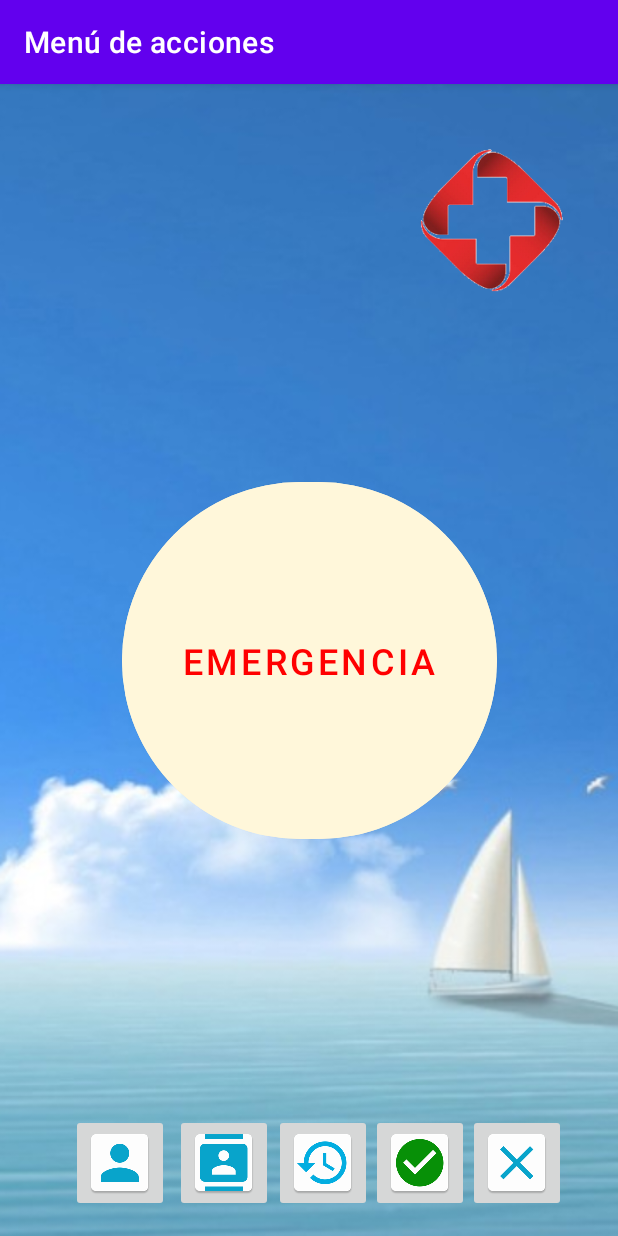
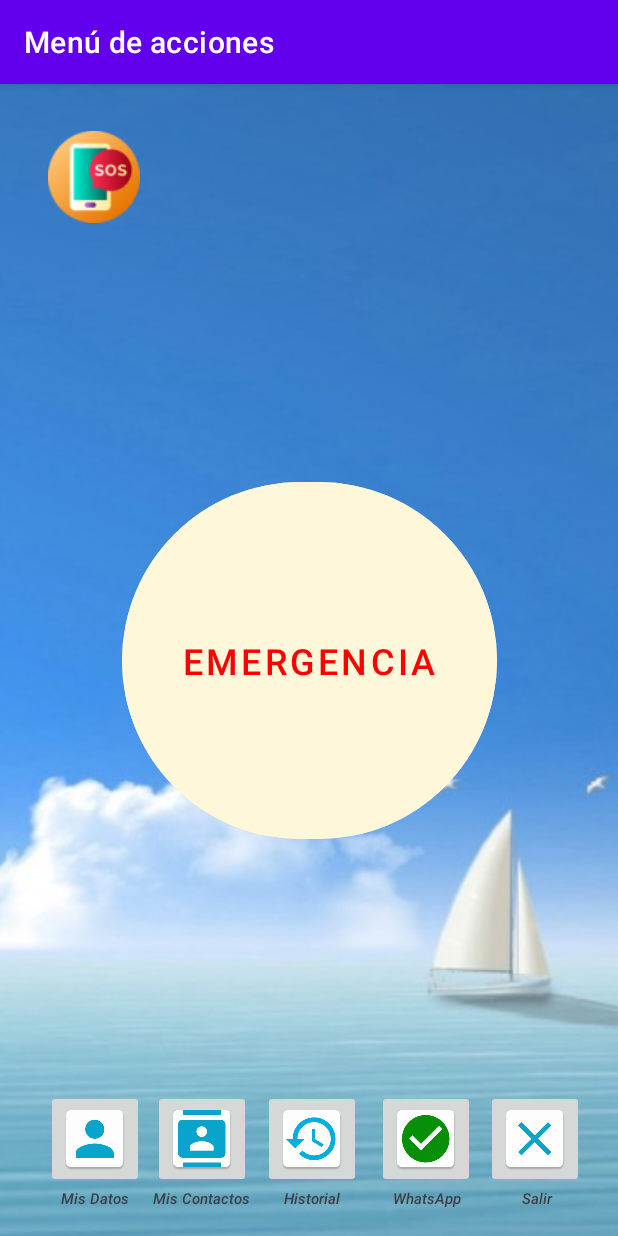
Before and after one commit to wiltrovira/HackatonUPB2021, an Android app: the HomeActivity screen opened directly, with no data from a screen before it, on a phone screen of 412 x 824 dp. Run offline under Robolectric (Android 15) with nearby library versions, the phone set to English and light mode, and no system bars.

Commit message:
activity_home.xml. Adición de texto a imágenes y cambio de logo

```diff
--- a/app/src/main/res/layout/activity_home.xml
+++ b/app/src/main/res/layout/activity_home.xml
@@ -34,85 +34,167 @@
         app:layout_constraintTop_toTopOf="parent" />
 
     <ImageButton
-        android:id="@+id/btn_logout"
+        android:id="@+id/btn_estadoSalud"
         android:layout_width="65dp"
         android:layout_height="65dp"
-        android:layout_alignParentEnd="true"
+        android:layout_marginStart="16dp"
+        android:layout_marginEnd="16dp"
         app:layout_constraintBottom_toBottomOf="parent"
         app:layout_constraintEnd_toEndOf="parent"
-        app:layout_constraintHorizontal_bias="0.94"
+        app:layout_constraintHorizontal_bias="0.506"
         app:layout_constraintStart_toStartOf="parent"
         app:layout_constraintTop_toTopOf="parent"
-        app:layout_constraintVertical_bias="1.0"
-        app:srcCompat="@mipmap/ic_logout"
-        tools:ignore="SpeakableTextPresentCheck,ImageContrastCheck" />
+        app:layout_constraintVertical_bias="0.976"
+        app:srcCompat="@mipmap/ic_historial"
+        tools:ignore="SpeakableTextPresentCheck,ImageContrastCheck"
+        tools:srcCompat="@mipmap/ic_historial" />
 
     <ImageButton
         android:id="@+id/btn_misContactos"
         android:layout_width="65dp"
         android:layout_height="65dp"
+        android:layout_marginStart="8dp"
+        android:layout_marginEnd="8dp"
         app:layout_constraintBottom_toBottomOf="parent"
         app:layout_constraintEnd_toEndOf="parent"
-        app:layout_constraintHorizontal_bias="0.32"
+        app:layout_constraintHorizontal_bias="0.262"
         app:layout_constraintStart_toStartOf="parent"
         app:layout_constraintTop_toTopOf="parent"
-        app:layout_constraintVertical_bias="1.0"
+        app:layout_constraintVertical_bias="0.976"
         app:srcCompat="@mipmap/ic_contactos"
         tools:ignore="ImageContrastCheck,SpeakableTextPresentCheck" />
-
-    <ImageButton
-        android:id="@+id/btn_estadoSalud"
-        android:layout_width="65dp"
-        android:layout_height="65dp"
-        app:layout_constraintBottom_toBottomOf="parent"
-        app:layout_constraintEnd_toEndOf="parent"
-        app:layout_constraintHorizontal_bias="0.529"
-        app:layout_constraintStart_toStartOf="parent"
-        app:layout_constraintTop_toTopOf="parent"
-        app:layout_constraintVertical_bias="1.0"
-        app:srcCompat="@mipmap/ic_historial"
-        tools:ignore="SpeakableTextPresentCheck,ImageContrastCheck"
-        tools:srcCompat="@mipmap/ic_historial" />
-
-    <ImageButton
-        android:id="@+id/btn_misDatos"
-        android:layout_width="65dp"
-        android:layout_height="65dp"
-        app:layout_constraintBottom_toBottomOf="parent"
-        app:layout_constraintEnd_toEndOf="parent"
-        app:layout_constraintHorizontal_bias="0.099"
-        app:layout_constraintStart_toStartOf="parent"
-        app:layout_constraintTop_toTopOf="parent"
-        app:layout_constraintVertical_bias="1.0"
-        app:srcCompat="@mipmap/ic_misdata"
-        tools:ignore="SpeakableTextPresentCheck,ImageContrastCheck"
-        android:contentDescription="TODO" />
 
     <ImageButton
         android:id="@+id/btn_whatsapp"
         android:layout_width="65dp"
         android:layout_height="65dp"
         android:layout_alignParentStart="true"
+        android:layout_marginStart="16dp"
+        android:layout_marginEnd="16dp"
         app:layout_constraintBottom_toBottomOf="parent"
         app:layout_constraintEnd_toEndOf="parent"
-        app:layout_constraintHorizontal_bias="0.736"
+        app:layout_constraintHorizontal_bias="0.775"
         app:layout_constraintStart_toStartOf="parent"
         app:layout_constraintTop_toTopOf="parent"
-        app:layout_constraintVertical_bias="1.0"
+        app:layout_constraintVertical_bias="0.976"
         app:srcCompat="@mipmap/ic_whatsapp"
+        tools:ignore="SpeakableTextPresentCheck,ImageContrastCheck" />
+
+    <ImageButton
+        android:id="@+id/btn_logout"
+        android:layout_width="65dp"
+        android:layout_height="65dp"
+        android:layout_alignParentEnd="true"
+        android:layout_marginStart="16dp"
+        app:layout_constraintBottom_toBottomOf="parent"
+        app:layout_constraintEnd_toEndOf="parent"
+        app:layout_constraintHorizontal_bias="0.978"
+        app:layout_constraintStart_toStartOf="parent"
+        app:layout_constraintTop_toTopOf="parent"
+        app:layout_constraintVertical_bias="0.976"
+        app:srcCompat="@mipmap/ic_logout"
+        tools:ignore="SpeakableTextPresentCheck,ImageContrastCheck" />
+
+    <ImageButton
+        android:id="@+id/btn_misDatos"
+        android:layout_width="65dp"
+        android:layout_height="65dp"
+        android:layout_marginEnd="16dp"
+        android:contentDescription="TODO"
+        app:layout_constraintBottom_toBottomOf="parent"
+        app:layout_constraintEnd_toEndOf="parent"
+        app:layout_constraintHorizontal_bias="0.048"
+        app:layout_constraintStart_toStartOf="parent"
+        app:layout_constraintTop_toTopOf="parent"
+        app:layout_constraintVertical_bias="0.976"
+        app:srcCompat="@mipmap/ic_misdata"
         tools:ignore="SpeakableTextPresentCheck,ImageContrastCheck" />
 
     <ImageView
         android:id="@+id/imageView3"
-        android:layout_width="137dp"
-        android:layout_height="145dp"
+        android:layout_width="61dp"
+        android:layout_height="61dp"
+        android:layout_marginStart="16dp"
         app:layout_constraintBottom_toBottomOf="parent"
-        app:layout_constraintEnd_toEndOf="parent"
-        app:layout_constraintHorizontal_bias="1.0"
         app:layout_constraintStart_toStartOf="parent"
         app:layout_constraintTop_toTopOf="parent"
-        app:layout_constraintVertical_bias="0.0"
-        app:srcCompat="@drawable/logo256x256" />
+        app:layout_constraintVertical_bias="0.023"
+        app:srcCompat="@mipmap/sosfinder" />
+
+    <TextView
+        android:id="@+id/textView3"
+        android:layout_width="65dp"
+        android:layout_height="13dp"
+        android:fontFamily="sans-serif-light"
+        android:text="Mis Datos"
+        android:textAlignment="center"
+        android:textColor="#3B3D43"
+        android:textSize="10sp"
+        android:textStyle="bold|italic"
+        app:layout_constraintEnd_toEndOf="parent"
+        app:layout_constraintHorizontal_bias="0.045"
+        app:layout_constraintStart_toStartOf="parent"
+        app:layout_constraintTop_toBottomOf="@+id/btn_misDatos" />
+
+    <TextView
+        android:id="@+id/textView4"
+        android:layout_width="65dp"
+        android:layout_height="13dp"
+        android:fontFamily="sans-serif-light"
+        android:text="Mis Contactos"
+        android:textAlignment="center"
+        android:textColor="#3B3D43"
+        android:textSize="10sp"
+        android:textStyle="bold|italic"
+        app:layout_constraintEnd_toEndOf="parent"
+        app:layout_constraintHorizontal_bias="0.271"
+        app:layout_constraintStart_toStartOf="parent"
+        app:layout_constraintTop_toBottomOf="@+id/btn_misContactos" />
+
+    <TextView
+        android:id="@+id/textView5"
+        android:layout_width="65dp"
+        android:layout_height="13dp"
+        android:fontFamily="sans-serif-light"
+        android:text="Historial"
+        android:textAlignment="center"
+        android:textColor="#3B3D43"
+        android:textSize="10sp"
+        android:textStyle="bold|italic"
+        app:layout_constraintEnd_toEndOf="parent"
+        app:layout_constraintHorizontal_bias="0.505"
+        app:layout_constraintStart_toStartOf="parent"
+        app:layout_constraintTop_toBottomOf="@+id/btn_estadoSalud" />
+
+    <TextView
+        android:id="@+id/textView6"
+        android:layout_width="65dp"
+        android:layout_height="13dp"
+        android:fontFamily="sans-serif-light"
+        android:text="WhatsApp"
+        android:textAlignment="center"
+        android:textColor="#3B3D43"
+        android:textSize="10sp"
+        android:textStyle="bold|italic"
+        app:layout_constraintEnd_toEndOf="parent"
+        app:layout_constraintHorizontal_bias="0.747"
+        app:layout_constraintStart_toStartOf="parent"
+        app:layout_constraintTop_toBottomOf="@+id/btn_whatsapp" />
+
+    <TextView
+        android:id="@+id/textView7"
+        android:layout_width="65dp"
+        android:layout_height="13dp"
+        android:fontFamily="sans-serif-light"
+        android:text="Salir"
+        android:textAlignment="center"
+        android:textColor="#3B3D43"
+        android:textSize="10sp"
+        android:textStyle="bold|italic"
+        app:layout_constraintEnd_toEndOf="parent"
+        app:layout_constraintHorizontal_bias="0.982"
+        app:layout_constraintStart_toStartOf="parent"
+        app:layout_constraintTop_toBottomOf="@+id/btn_logout" />
 
 
 </androidx.constraintlayout.widget.ConstraintLayout>
```
